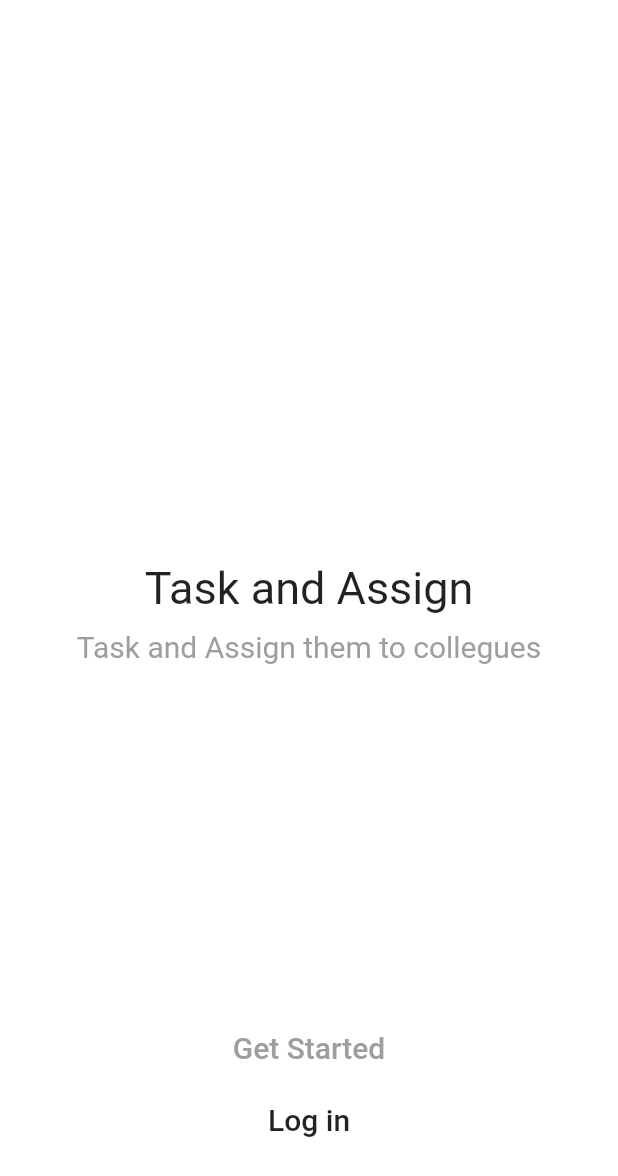
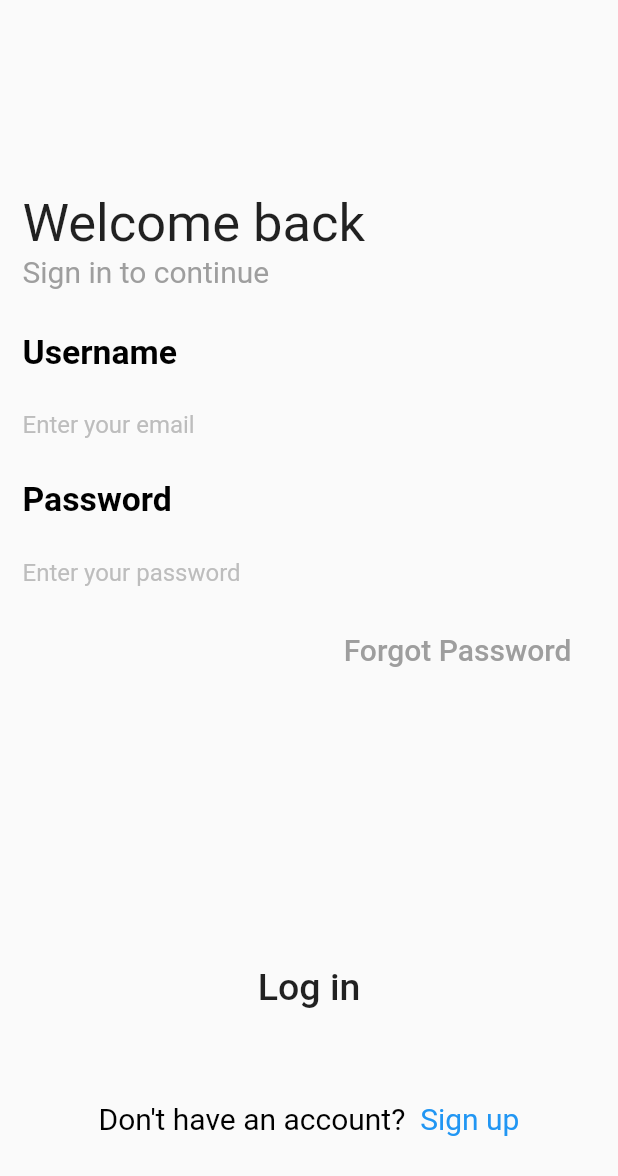
Before and after one commit to Rizvi-Ahmed/Evatix-practical, a Flutter app: the screen it shows after launch, after a tap on "Log in", on a phone screen of 412 x 824 dp. Shown: the top 1176 px of the screen. Run offline on Flutter 3.47's test engine with Material 2 defaults, Android fonts, the phone set to English and light mode, and no system bars.

Commit message:
Added UI screens

```diff
--- a/lib/main.dart
+++ b/lib/main.dart
@@ -1,4 +1,8 @@
 import 'package:flutter/material.dart';
+import 'package:registration/screen/Forgot_Pass_screen.dart';
+import 'package:registration/screen/Reset_pass_screen.dart';
+import 'package:registration/screen/Reset_success_screen.dart';
+import './screen/Welcome_screen.dart';
 
 void main() {
   runApp(MyApp());
@@ -16,6 +20,12 @@ class MyApp extends StatelessWidget {
         visualDensity: VisualDensity.adaptivePlatformDensity,
       ),
       home: HomePage(),
+      routes: {
+        WelcomeScreen.routeName: (context) => WelcomeScreen(),
+        ResetPassScreen.routeName: (context) => ResetPassScreen(),
+        ForgotPassScreen.routeName: (context) => ForgotPassScreen(),
+        ResetSuccess.routeName: (context) => ResetSuccess(),
+      },
     );
   }
 }
@@ -85,7 +95,10 @@ class HomePage extends StatelessWidget {
                           fontSize: 20,
                         ),
                       ),
-                      onPressed: () {},
+                      onPressed: () {
+                        Navigator.of(context)
+                            .pushNamed(WelcomeScreen.routeName);
+                      },
                     )
                   ],
                 ),
--- /dev/null
+++ b/lib/screen/Welcome_screen.dart
@@ -0,0 +1,141 @@
+import 'package:flutter/material.dart';
+import 'package:registration/screen/Forgot_Pass_screen.dart';
+import './Reset_pass_screen.dart';
+
+class WelcomeScreen extends StatefulWidget {
+  static const routeName = '/Welcome';
+  @override
+  _WelcomeScreenState createState() => _WelcomeScreenState();
+}
+
+class _WelcomeScreenState extends State<WelcomeScreen> {
+  final _formkey = GlobalKey<FormState>();
+  @override
+  Widget build(BuildContext context) {
+    return Scaffold(
+      resizeToAvoidBottomInset: false,
+      body: Padding(
+        padding: EdgeInsets.all(15),
+        child: Column(
+          crossAxisAlignment: CrossAxisAlignment.start,
+          children: [
+            Expanded(
+              flex: 10,
+              child: Container(
+                width: 100,
+              ),
+            ),
+            Expanded(
+              flex: 40,
+              child: Form(
+                key: _formkey,
+                child: Column(
+                  children: [
+                    Align(
+                      alignment: Alignment.centerLeft,
+                      child: Text(
+                        "Welcome back",
+                        style: TextStyle(fontSize: 35),
+                      ),
+                    ),
+                    Align(
+                      alignment: Alignment.centerLeft,
+                      child: Text(
+                        "Sign in to continue",
+                        style: TextStyle(
+                          fontSize: 20,
+                          color: Colors.grey,
+                        ),
+                      ),
+                    ),
+                    SizedBox(
+                      height: 20,
+                    ),
+                    TextFormField(
+                      decoration: InputDecoration(
+                          floatingLabelBehavior: FloatingLabelBehavior.always,
+                          border: InputBorder.none,
+                          labelText: "Username",
+                          labelStyle: TextStyle(
+                            color: Colors.black,
+                            fontSize: 30,
+                            fontWeight: FontWeight.bold,
+                          ),
+                          hintText: "Enter your email",
+                          hintStyle:
+                              TextStyle(height: 3, color: Colors.grey[400])),
+                    ),
+                    TextFormField(
+                      decoration: InputDecoration(
+                        floatingLabelBehavior: FloatingLabelBehavior.always,
+                        border: InputBorder.none,
+                        labelText: "Password",
+                        labelStyle: TextStyle(
+                          color: Colors.black,
+                          fontSize: 30,
+                          fontWeight: FontWeight.bold,
+                        ),
+                        hintText: "Enter your password",
+                        hintStyle:
+                            TextStyle(height: 3, color: Colors.grey[400]),
+                      ),
+                    ),
+                    FlatButton(
+                      onPressed: () {
+                        Navigator.of(context)
+                            .pushNamed(ForgotPassScreen.routeName);
+                      },
+                      child: Align(
+                        alignment: Alignment.centerRight,
+                        child: Text(
+                          "Forgot Password",
+                          style: TextStyle(
+                            fontSize: 20,
+                            color: Colors.grey,
+                          ),
+                        ),
+                      ),
+                    ),
+                  ],
+                ),
+              ),
+            ),
+            Expanded(
+              flex: 20,
+              child: Container(
+                height: 100,
+                alignment: Alignment.center,
+                child: Column(
+                  mainAxisAlignment: MainAxisAlignment.spaceEvenly,
+                  children: [
+                    FlatButton(
+                      child: Text(
+                        "Log in",
+                        style: TextStyle(
+                          fontSize: 25,
+                        ),
+                      ),
+                      onPressed: () {},
+                    ),
+                    RichText(
+                      text: TextSpan(
+                        text: "Don't have an account? ",
+                        style: TextStyle(color: Colors.black, fontSize: 20),
+                        children: <TextSpan>[
+                          TextSpan(
+                            text: ' Sign up',
+                            style: TextStyle(color: Colors.blue),
+                          ),
+                        ],
+                      ),
+                    ),
+                  ],
+                ),
+              ),
+            ),
+          ],
+        ),
+      ),
+    );
+  }
+}
```
Also changed, not shown: lib/screen/Forgot_Pass_screen.dart (added, +113 -0 lines), lib/screen/Reset_pass_screen.dart (added, +147 -0 lines), lib/screen/Reset_success_screen.dart (added, +56 -0 lines).
